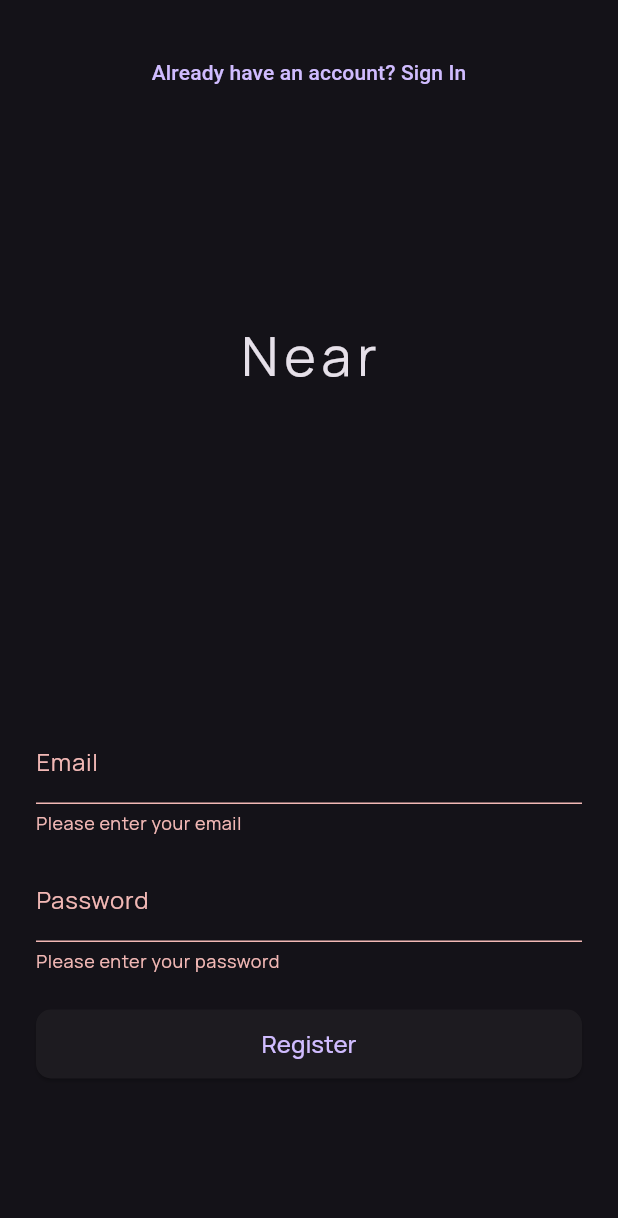
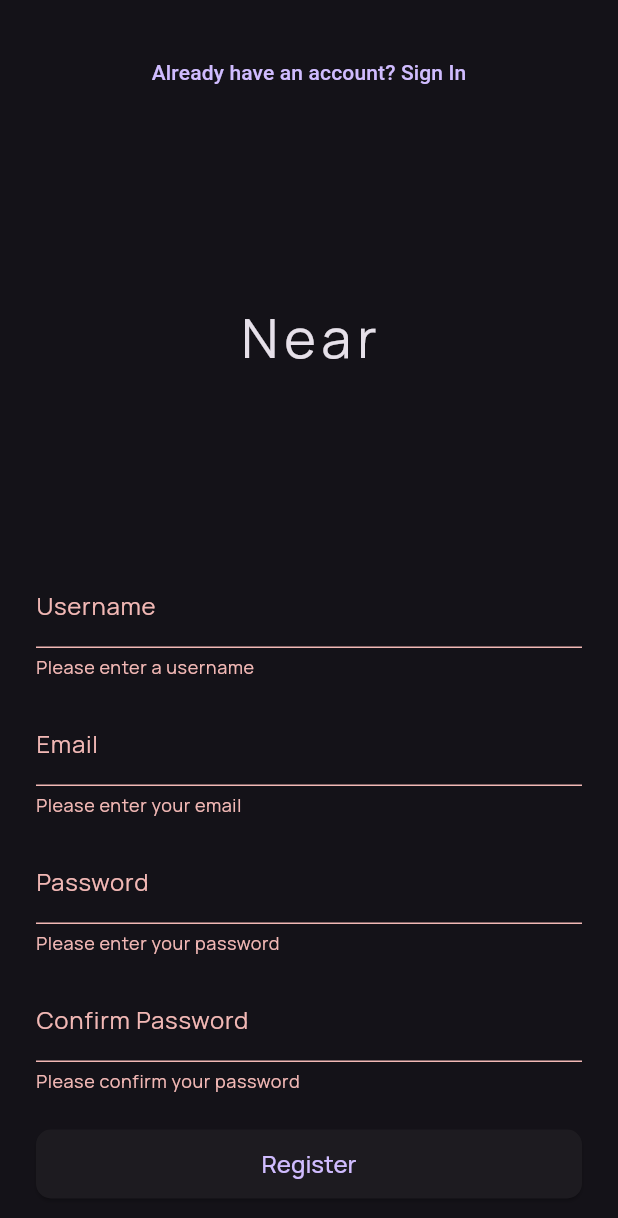
Before and after one commit to stanimeros/near-flutter, a Flutter app: the screen it shows after launch, after a tap on "Need an account? Register", after a tap on "Register", on a phone screen of 412 x 824 dp. Shown: the top 1218 px of the screen. Run offline on Flutter 3.47's test engine with Material 3 defaults, Android fonts, the phone set to English and light mode, and no system bars; our stand-ins replace cached_network_image, cloud_firestore, firebase_auth, firebase_core, firebase_storage, flutter_animate and 5 more; missing offline and left inert: dart_hydrologis_db, dart_hydrologis_utils, dart_jts, flutter_geopackage, k_means_cluster, kmeans and 1 more; accounts and stored records are empty.

Commit message:
Enhance login/registration with username and improved validation

```diff
--- a/lib/pages/login_page.dart
+++ b/lib/pages/login_page.dart
@@ -16,11 +16,15 @@ class _LoginPageState extends State<LoginPage> {
   final _formKey = GlobalKey<FormState>();
   final _emailController = TextEditingController();
   final _passwordController = TextEditingController();
+  final _confirmPasswordController = TextEditingController();
+  final _usernameController = TextEditingController();
 
   @override
   void dispose() {
     _emailController.dispose();
     _passwordController.dispose();
+    _confirmPasswordController.dispose();
+    _usernameController.dispose();
     super.dispose();
   }
 
@@ -31,14 +35,20 @@ class _LoginPageState extends State<LoginPage> {
       isLoading = true;
     });
 
+    // Trim whitespace from email
+    final email = _emailController.text.trim();
+    final password = _passwordController.text;
+    final username = _usernameController.text.trim();
+
     final success = isRegistering
         ? await AuthService().registerWithEmailPassword(
-            _emailController.text,
-            _passwordController.text,
+            email,
+            password,
+            username,
           )
         : await AuthService().signInWithEmailPassword(
-            _emailController.text,
-            _passwordController.text,
+            email,
+            password,
           );
 
     if (!success) {
@@ -53,16 +63,26 @@ class _LoginPageState extends State<LoginPage> {
     return Scaffold(
       body: SafeArea(
         child: SingleChildScrollView(
-          child: SizedBox(
-            height: MediaQuery.of(context).size.height - MediaQuery.of(context).padding.top,
+          child: ConstrainedBox(
+            constraints: BoxConstraints(
+              minHeight: MediaQuery.of(context).size.height -
+                        MediaQuery.of(context).padding.top -
+                        MediaQuery.of(context).padding.bottom,
+            ),
             child: Padding(
               padding: const EdgeInsets.all(24),
               child: Column(
+                mainAxisAlignment: MainAxisAlignment.spaceBetween,
                 children: [
                   TextButton(
                     onPressed: () {
                       setState(() {
                         isRegistering = !isRegistering;
+                        _formKey.currentState?.reset();
+                        _emailController.clear();
+                        _passwordController.clear();
+                        _confirmPasswordController.clear();
+                        _usernameController.clear();
                       });
                     },
                     child: Text(
@@ -71,16 +91,11 @@ class _LoginPageState extends State<LoginPage> {
                           : 'Need an account? Register',
                     ),
                   ),
-                  const Spacer(),
                   const Text(
                     'Near',
                     style: TextStyle(fontSize: 36, letterSpacing: 4),
                   ),
-                  const Spacer(),
-                  SizedBox(
-                    height: 400,
-                    child: Column(
-                      mainAxisAlignment: MainAxisAlignment.center,
+                  Column(
                     children: [
                       Visibility(
                         visible: isLoading,
@@ -88,20 +103,45 @@ class _LoginPageState extends State<LoginPage> {
                       ),
                       Visibility(
                         visible: !isLoading,
-                          child: Column(
-                            children: [
-                              Form(
+                        child: Form(
                           key: _formKey,
                           child: Column(
                             children: [
+                              if (isRegistering) ...[
+                                TextFormField(
+                                  controller: _usernameController,
+                                  decoration: const InputDecoration(
+                                    labelText: 'Username',
+                                  ),
+                                  validator: (value) {
+                                    if (value == null || value.isEmpty) {
+                                      return 'Please enter a username';
+                                    }
+                                    if (value.length < 4) {
+                                      return 'Username must be at least 4 characters';
+                                    }
+                                    if (value.length > 10) {
+                                      return 'Username must be less than 10 characters';
+                                    }
+                                    return null;
+                                  },
+                                ),
+                                const SizedBox(height: 16),
+                              ],
                               TextFormField(
                                 controller: _emailController,
                                 decoration: const InputDecoration(
                                   labelText: 'Email',
                                 ),
+                                keyboardType: TextInputType.emailAddress,
+                                autocorrect: false,
                                 validator: (value) {
-                                        if (value == null || value.isEmpty) {
+                                  if (value == null || value.trim().isEmpty) {
                                     return 'Please enter your email';
+                                  }
+                                  final emailRegExp = RegExp(r'^[^@]+@[^@]+\.[^@]+$');
+                                  if (!emailRegExp.hasMatch(value.trim())) {
+                                    return 'Please enter a valid email';
                                   }
                                   return null;
                                 },
@@ -117,9 +157,31 @@ class _LoginPageState extends State<LoginPage> {
                                   if (value == null || value.isEmpty) {
                                     return 'Please enter your password';
                                   }
+                                  if (value.length < 6) {
+                                    return 'Password must be at least 6 characters';
+                                  }
                                   return null;
                                 },
                               ),
+                              if (isRegistering) ...[
+                                const SizedBox(height: 16),
+                                TextFormField(
+                                  controller: _confirmPasswordController,
+                                  decoration: const InputDecoration(
+                                    labelText: 'Confirm Password',
+                                  ),
+                                  obscureText: true,
+                                  validator: (value) {
+                                    if (value == null || value.isEmpty) {
+                                      return 'Please confirm your password';
+                                    }
+                                    if (value != _passwordController.text) {
+                                      return 'Passwords do not match';
+                                    }
+                                    return null;
+                                  },
+                                ),
+                              ],
                               const SizedBox(height: 24),
                               ElevatedButton(
                                 onPressed: _handleEmailPasswordAuth,
@@ -135,11 +197,8 @@ class _LoginPageState extends State<LoginPage> {
                             ],
                           ),
                         ),
-                            ],
-                          ),
                       ),
                     ],
-                    ),
                   ),
                 ],
               ),
--- a/lib/services/auth.dart
+++ b/lib/services/auth.dart
@@ -3,38 +3,42 @@ import 'package:flutter/material.dart';
 import 'package:flutter_near/services/firestore.dart';
 
 class AuthService {
+  final FirebaseAuth _auth = FirebaseAuth.instance;
 
-  Future<bool> signInWithEmailPassword(String email, String password) async {
+  Future<bool> registerWithEmailPassword(String email, String password, String username) async {
     try {
-      await FirebaseAuth.instance.signInWithEmailAndPassword(
+      // Create user with email and password
+      final UserCredential result = await _auth.createUserWithEmailAndPassword(
         email: email,
         password: password,
       );
 
-      return true;
+      if (result.user != null) {
+        // Initialize user in Firestore
+        await FirestoreService().createUser(
+          result.user!.uid,
+          email,
+          username,
+        );
+        return true;
+      }
+      return false;
     } catch (e) {
-      debugPrint('signInWithEmailPassword: $e');
+      debugPrint('Error in registerWithEmailPassword: $e');
       return false;
     }
   }
 
-  Future<bool> registerWithEmailPassword(String email, String password) async {
+  Future<bool> signInWithEmailPassword(String email, String password) async {
     try {
-      UserCredential userCredential = await FirebaseAuth.instance.createUserWithEmailAndPassword(
+      await _auth.signInWithEmailAndPassword(
         email: email,
         password: password,
       );
-
-      if (userCredential.user != null) {
-        await FirestoreService().createUser(userCredential.user!.uid, email);
-        return true;
-      }
-
-      return false;
+      return true;
     } catch (e) {
-      debugPrint('registerWithEmailPassword: $e');
+      debugPrint('Error in signInWithEmailPassword: $e');
       return false;
     }
   }
-
 }
--- a/lib/services/firestore.dart
+++ b/lib/services/firestore.dart
@@ -8,10 +8,11 @@ import 'package:flutter_near/services/near_user.dart';
 class FirestoreService {
   FirebaseFirestore firestore = FirebaseFirestore.instance;
 
-  Future<void> createUser(String uid, String email) async {
+  Future<void> createUser(String uid, String email, String username) async {
     await firestore.collection('users').doc(uid).set({
       'uid': uid,
       'email': email,
+      'username': username,
       'joined': FieldValue.serverTimestamp(),
     });
   }
```
Lines whose indentation alone changed are shown as unchanged.
